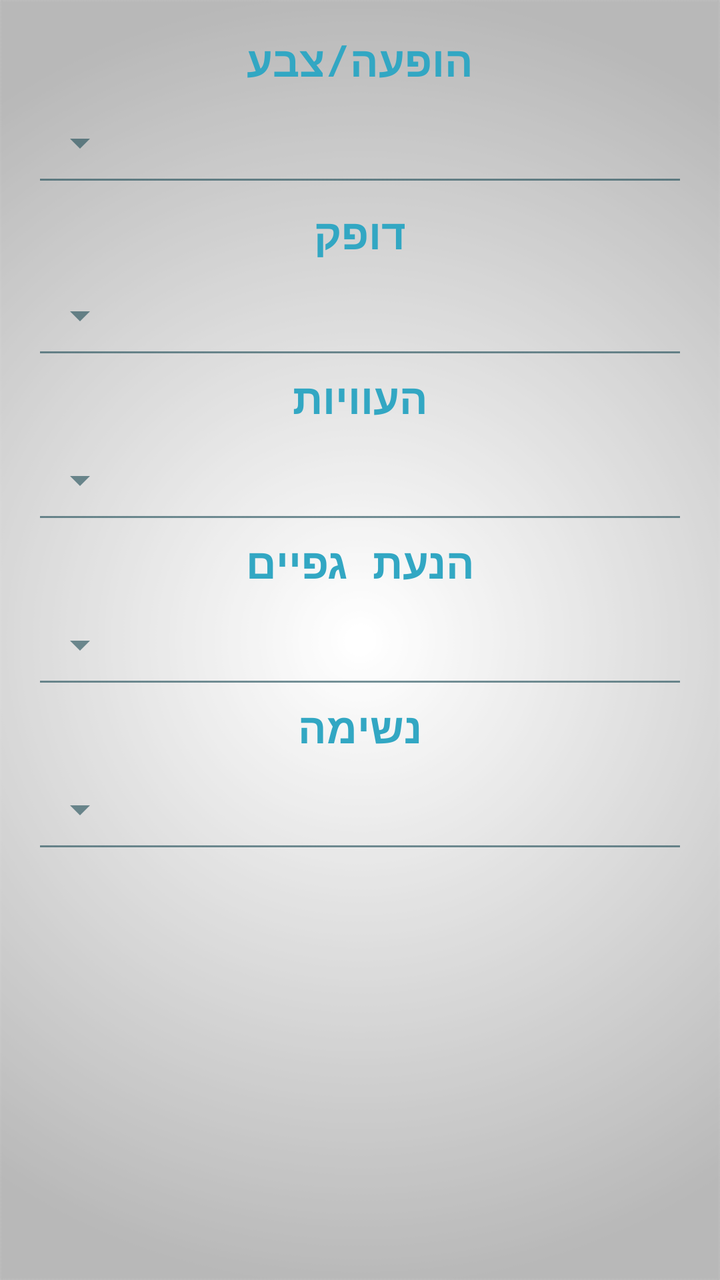
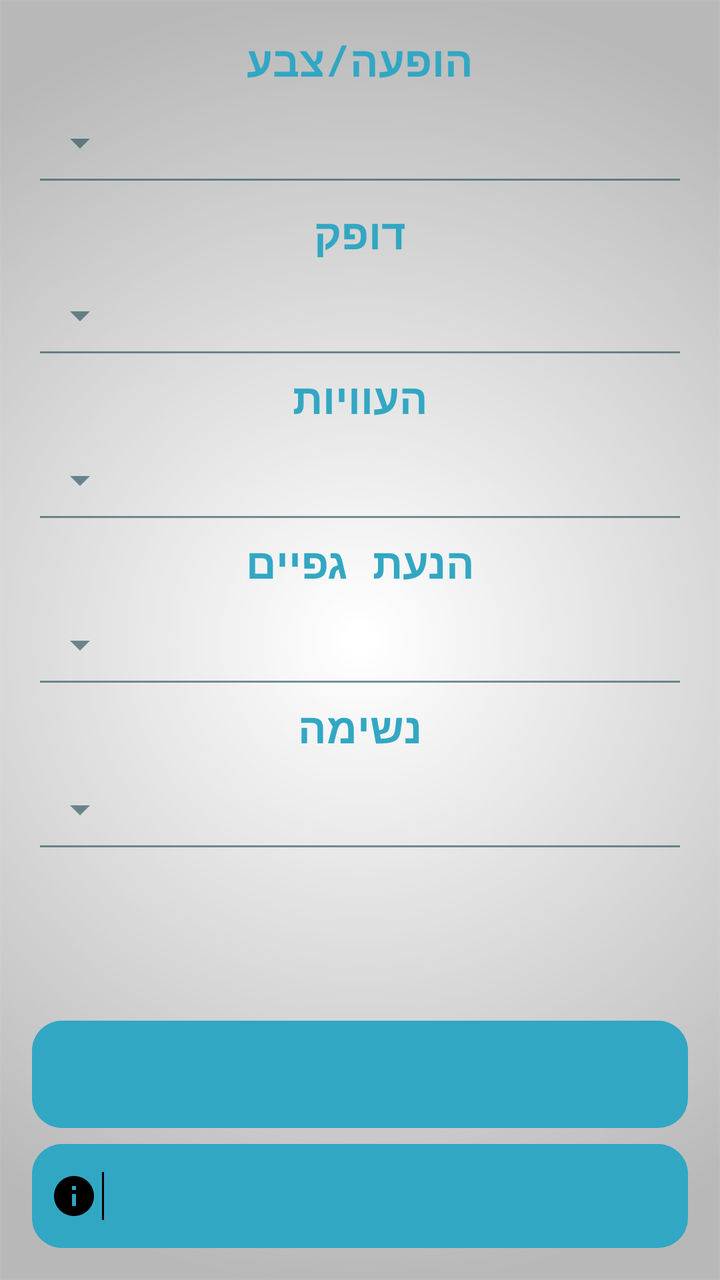

Screens rendered from an Android XML layout before and after an edit, with the pre-edit source and the edit as a unified diff.
<!-- AndroidManifest.xml: application theme AppTheme -->
<!-- res/layout/activity_apgar_calc.xml -->
<?xml version="1.0" encoding="utf-8"?>
<android.support.design.widget.CoordinatorLayout
    xmlns:android="http://schemas.android.com/apk/res/android"
    xmlns:app="http://schemas.android.com/apk/res-auto"
    xmlns:tools="http://schemas.android.com/tools"
    android:layout_width="match_parent"
    android:layout_height="match_parent"
    android:padding="@dimen/activity_horizontal_margin">
    <ScrollView
        android:layout_width="match_parent"
        android:layout_height="match_parent">
    <RelativeLayout
        android:orientation="vertical" android:layout_width="match_parent"
        android:layout_height="wrap_content"
        android:layoutDirection="ltr">
        <TextView
            android:layout_width="match_parent"
            android:layout_height="wrap_content"
            android:text="@string/Appe"
            android:id="@+id/ApperenceTxt"
            android:textColor="@color/ColorAqua"
            android:textStyle="bold"
            android:gravity="center"
            android:textSize="21sp"/>
        <android.support.design.widget.TextInputLayout
            android:layout_width="match_parent"
            android:layout_height="wrap_content"
            android:id="@+id/Apperence"
            android:hint="@string/Appe"
            android:layout_below="@+id/ApperenceTxt">
            <Spinner
                android:layout_width="match_parent"
                android:layout_height="54dp"
                android:layoutDirection="rtl"
                android:id="@+id/ApperenceS"
                style="@style/Widget.AppCompat.Spinner.Underlined"
                android:layout_gravity="left"
                android:spinnerMode="dropdown" />
        </android.support.design.widget.TextInputLayout>
        <TextView
            android:layout_width="match_parent"
            android:layout_height="wrap_content"
            android:text="@string/Puls"
            android:id="@+id/PulseTxt"
            android:textSize="21sp"
            android:textColor="@color/ColorAqua"
            android:textStyle="bold"
            android:gravity="center"
            android:layout_marginTop="4dp"
            android:layout_below="@id/Apperence"/>
        <android.support.design.widget.TextInputLayout
            android:layout_width="match_parent"
            android:layout_height="wrap_content"
            android:id="@+id/Pulse"
            android:layout_below="@+id/PulseTxt">
            <Spinner
                android:layout_width="match_parent"
                android:layout_height="54dp"
                android:id="@+id/PulseS"
                android:layoutDirection="rtl"
                style="@style/Widget.AppCompat.Spinner.Underlined"
                android:layout_gravity="left"
                android:spinnerMode="dropdown" />
        </android.support.design.widget.TextInputLayout>
        <TextView
            android:layout_width="match_parent"
            android:layout_height="wrap_content"
            android:text="@string/Grim"
            android:id="@+id/GrimaceTxt"
            android:layout_below="@id/Pulse"
            android:textColor="@color/ColorAqua"
            android:textStyle="bold"
            android:gravity="center"
            android:textSize="21sp"/>
        <android.support.design.widget.TextInputLayout
            android:layout_width="match_parent"
            android:layout_height="wrap_content"
            android:id="@+id/Grimace"
            android:layout_below="@+id/GrimaceTxt">
            <Spinner
                android:layout_width="match_parent"
                android:layout_height="54dp"
                android:id="@+id/GrimaceS"
                android:layoutDirection="rtl"
                style="@style/Widget.AppCompat.Spinner.Underlined"
                android:layout_gravity="left"
                android:spinnerMode="dropdown" />
        </android.support.design.widget.TextInputLayout>
        <TextView
            android:layout_width="match_parent"
            android:layout_height="wrap_content"
            android:text="@string/Acti"
            android:id="@+id/ActivityTxt"
            android:textSize="21sp"
            android:textColor="@color/ColorAqua"
            android:textStyle="bold"
            android:gravity="center"
            android:layout_below="@id/Grimace"/>
        <android.support.design.widget.TextInputLayout
            android:layout_width="match_parent"
            android:layout_height="wrap_content"
            android:id="@+id/Activity"
            android:layout_below="@+id/ActivityTxt">
            <Spinner
                android:layout_width="match_parent"
                android:layout_height="54dp"
                android:id="@+id/ActivityS"
                android:layoutDirection="rtl"
                style="@style/Widget.AppCompat.Spinner.Underlined"
                android:layout_gravity="left"
                android:spinnerMode="dropdown" />
        </android.support.design.widget.TextInputLayout>
        <TextView
            android:layout_width="match_parent"
            android:layout_height="wrap_content"
            android:text="@string/Resp"
            android:id="@+id/RespirationsTxt"
            android:layout_below="@id/Activity"
            android:textColor="@color/ColorAqua"
            android:textStyle="bold"
            android:gravity="center"
            android:textSize="21sp"/>
        <android.support.design.widget.TextInputLayout
            android:layout_width="match_parent"
            android:layout_height="wrap_content"
            android:id="@+id/Respirations"
            android:layout_below="@+id/RespirationsTxt">
            <Spinner
                android:layout_width="match_parent"
                android:layout_height="54dp"
                android:id="@+id/RespirationsS"
                style="@style/Widget.AppCompat.Spinner.Underlined"
                android:layout_gravity="left"
                android:layoutDirection="rtl"
                android:spinnerMode="dropdown" />
        </android.support.design.widget.TextInputLayout>

        <TextView
            android:layout_width="match_parent"
            android:scrollbars="vertical"
            android:layout_height="wrap_content"
            android:textSize="19sp"
            android:id="@+id/ResultTxt"
            android:layout_below="@+id/Respirations"/>
    </RelativeLayout>
    </ScrollView>
</android.support.design.widget.CoordinatorLayout>
<!-- resources referenced by this layout -->
<resources>
  <color name="ColorAqua">#32a7c3</color>
  <dimen name="activity_horizontal_margin">16dp</dimen>
  <string name="Acti">הנעת גפיים</string>
  <string name="Appe">הופעה/צבע</string>
  <string name="Grim">העוויות</string>
  <string name="Puls">דופק</string>
  <string name="Resp">נשימה</string>
  <style name="AppTheme" parent="Theme.AppCompat.Light">
          
          <item name="android:textColor">@color/Black</item>
          <item name="colorPrimary">@color/ColorPrimary</item>
          <item name="colorPrimaryDark">@color/ColorPrimaryDark</item>
          <item name="android:textColorHintInverse">@color/ColorBlue</item>
          <item name="actionBarTheme">@style/ThemeOverlay.AppCompat.Dark.ActionBar</item>
          <item name="buttonStyle">@style/FButton</item>
          <item name="android:buttonStyle">@style/FButton</item>
          <item name="colorAccent">@color/materialGrey300</item>
          
          <item name="android:actionMenuTextColor">@color/Black</item>
          <item name="android:itemBackground">@color/materialGrey300</item>
          <item name="android:textColorSecondary">@color/ColorRedDark</item>
          <item name="android:windowBackground">@drawable/ic_bgg</item>
          <item name="android:typeface">monospace</item>
  
          <item name="android:textColorHint">@color/ColorAqua</item>
          <item name="colorControlNormal">@color/ColorBlue</item>
          <item name="colorControlActivated">@color/ColorAqua</item>
          <item name="colorControlHighlight">@color/ColorAqua</item>
      </style>
  <color name="Black">#000000</color>
  <color name="ColorPrimary">#10133b</color>
  <color name="ColorPrimaryDark">#1a1d4b</color>
  <color name="ColorBlue">#98194853</color>
  <style name="FButton" parent="Theme.AppCompat.Light">
          <item name="colorControlHighlight">@color/ColorBlue</item>
          <item name="android:textColor">@color/ColorAqua</item>
          <item name="android:textSize">20sp</item>
      </style>
  <color name="materialGrey300">#ffe0e0e0</color>
  <color name="ColorRedDark">#6b0000</color>
  <!-- drawable ic_bgg: png bitmap (drawable, 33899 bytes) -->
</resources>

<!-- the commit's change to res/layout/activity_apgar_calc.xml (unified diff, before → after) -->
@@ -1,5 +1,5 @@
 <?xml version="1.0" encoding="utf-8"?>
-<android.support.design.widget.CoordinatorLayout
+<RelativeLayout
     xmlns:android="http://schemas.android.com/apk/res/android"
     xmlns:app="http://schemas.android.com/apk/res-auto"
     xmlns:tools="http://schemas.android.com/tools"
@@ -8,7 +8,9 @@
     android:padding="@dimen/activity_horizontal_margin">
     <ScrollView
         android:layout_width="match_parent"
-        android:layout_height="match_parent">
+        android:layout_height="match_parent"
+        android:layout_above="@+id/ApgarGrade"
+        android:layout_marginBottom="8dp">
     <RelativeLayout
         android:orientation="vertical" android:layout_width="match_parent"
         android:layout_height="wrap_content"
@@ -134,14 +136,45 @@
                 android:layoutDirection="rtl"
                 android:spinnerMode="dropdown" />
         </android.support.design.widget.TextInputLayout>
-
+    </RelativeLayout>
+    </ScrollView>
+    <TextView
+        android:layout_width="match_parent"
+        android:layout_height="wrap_content"
+        android:id="@+id/ApgarGrade"
+        android:background="@drawable/btns_new"
+        android:padding="14dp"
+        android:textSize="19sp"
+        android:layout_marginBottom="8dp"
+        android:gravity="start|top"
+        android:layout_above="@+id/ApgarInfBG"/>
+    <LinearLayout
+        android:layout_width="match_parent"
+        android:layout_height="wrap_content"
+        android:id="@+id/ApgarInfBG"
+        android:background="@drawable/btns_new"
+        android:drawablePadding="16dp"
+        android:paddingStart="7dp"
+        android:padding="14dp"
+        android:gravity="center_horizontal|top"
+        android:layout_alignParentBottom="true">
+        <ImageView
+            android:layout_width="wrap_content"
+            android:layout_height="wrap_content"
+            android:layout_marginStart="2dp"
+            android:layout_marginEnd="2dp"
+            android:tint="@color/Black"
+            android:src="@drawable/ic_info"/>
+        <View
+            android:layout_width="1dp"
+            android:layout_height="match_parent"
+            android:background="@color/Black"
+            android:layout_marginEnd="10dp" />
         <TextView
             android:layout_width="match_parent"
-            android:scrollbars="vertical"
             android:layout_height="wrap_content"
-            android:textSize="19sp"
-            android:id="@+id/ResultTxt"
-            android:layout_below="@+id/Respirations"/>
-    </RelativeLayout>
-    </ScrollView>
-</android.support.design.widget.CoordinatorLayout>
+            android:id="@+id/ApgarInfi"
+            android:textSize="16sp"/>
+    </LinearLayout>
+
+</RelativeLayout>
<!-- resource entries referenced after the edit -->
@@ -2,6 +2,31 @@
 <resources>
   <color name="ColorAqua">#32a7c3</color>
   <dimen name="activity_horizontal_margin">16dp</dimen>
+  <!-- drawable btns_new (drawable) -->
+  <?xml version="1.0" encoding="utf-8"?>
+  <shape xmlns:android="http://schemas.android.com/apk/res/android"
+      android:shape="rectangle">
+      <corners android:radius="15dp" />
+      <solid android:color="@color/ColorNice" />
+      <padding
+          android:right="0dp"
+          android:left="0dp"
+          android:bottom="0dp"
+          android:top="0dp" />
+      <stroke
+          android:width="0dp"
+          android:color="#1e869f" />
+  </shape>
+  <!-- drawable ic_info (drawable) -->
+  <vector xmlns:android="http://schemas.android.com/apk/res/android"
+          android:width="24dp"
+          android:height="24dp"
+          android:viewportWidth="24.0"
+          android:viewportHeight="24.0">
+      <path
+          android:fillColor="#FFFF"
+          android:pathData="M12,2C6.48,2 2,6.48 2,12s4.48,10 10,10 10,-4.48 10,-10S17.52,2 12,2zM13,17h-2v-6h2v6zM13,9h-2L11,7h2v2z"/>
+  </vector>
   <string name="Acti">הנעת גפיים</string>
   <string name="Appe">הופעה/צבע</string>
   <string name="Grim">העוויות</string>
@@ -29,6 +54,7 @@
           <item name="colorControlActivated">@color/ColorAqua</item>
           <item name="colorControlHighlight">@color/ColorAqua</item>
       </style>
+  <color name="ColorNice">#31a7c3</color>
   <color name="Black">#000000</color>
   <color name="ColorPrimary">#10133b</color>
   <color name="ColorPrimaryDark">#1a1d4b</color>
